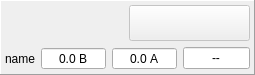
This is zrm/zrmchannelmimimal.ui in dostapazov/powermon_v4 as Qt 5 draws it before an edit. The edited form follows.
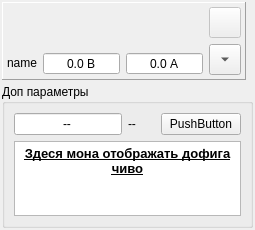
This is the edited form. Icons and pictures are not drawn. Custom widgets are drawn as their Qt base class.

The edit to the form file:
```diff
--- a/zrm/zrmchannelmimimal.ui
+++ b/zrm/zrmchannelmimimal.ui
@@ -7,11 +7,11 @@
     <x>0</x>
     <y>0</y>
     <width>255</width>
-    <height>75</height>
+    <height>230</height>
    </rect>
   </property>
   <property name="sizePolicy">
-   <sizepolicy hsizetype="Fixed" vsizetype="Fixed">
+   <sizepolicy hsizetype="Maximum" vsizetype="Maximum">
     <horstretch>0</horstretch>
     <verstretch>0</verstretch>
    </sizepolicy>
@@ -21,22 +21,19 @@
   </property>
   <layout class="QVBoxLayout" name="verticalLayout_2">
    <property name="spacing">
-    <number>0</number>
-   </property>
-   <property name="sizeConstraint">
-    <enum>QLayout::SetMinimumSize</enum>
+    <number>4</number>
    </property>
    <property name="leftMargin">
-    <number>0</number>
+    <number>2</number>
    </property>
    <property name="topMargin">
-    <number>0</number>
+    <number>2</number>
    </property>
    <property name="rightMargin">
-    <number>0</number>
+    <number>2</number>
    </property>
    <property name="bottomMargin">
-    <number>0</number>
+    <number>2</number>
    </property>
    <item>
     <widget class="QFrame" name="frame">
@@ -94,47 +91,21 @@
             </property>
            </widget>
           </item>
-          <item>
-           <widget class="QPushButton" name="btStop">
-            <property name="enabled">
-             <bool>false</bool>
-            </property>
-            <property name="sizePolicy">
-             <sizepolicy hsizetype="Preferred" vsizetype="Preferred">
-              <horstretch>0</horstretch>
-              <verstretch>0</verstretch>
-             </sizepolicy>
-            </property>
-            <property name="autoFillBackground">
-             <bool>true</bool>
-            </property>
-            <property name="text">
-             <string/>
-            </property>
-            <property name="icon">
-             <iconset resource="zrm_resource.qrc">
-              <normaloff>:/zrm/icons/stop.png</normaloff>:/zrm/icons/stop.png</iconset>
-            </property>
-            <property name="iconSize">
-             <size>
-              <width>24</width>
-              <height>24</height>
-             </size>
-            </property>
-            <property name="flat">
-             <bool>false</bool>
-            </property>
-           </widget>
-          </item>
          </layout>
         </item>
         <item>
-         <layout class="QHBoxLayout" name="horizontalLayout_2" stretch="0,0,0,0">
+         <layout class="QHBoxLayout" name="horizontalLayout_2" stretch="0,0,0">
           <property name="sizeConstraint">
            <enum>QLayout::SetMinAndMaxSize</enum>
           </property>
           <item>
            <widget class="QLabel" name="name">
+            <property name="sizePolicy">
+             <sizepolicy hsizetype="Fixed" vsizetype="Fixed">
+              <horstretch>0</horstretch>
+              <verstretch>0</verstretch>
+             </sizepolicy>
+            </property>
             <property name="text">
              <string>name</string>
             </property>
@@ -211,31 +182,136 @@
             </property>
            </widget>
           </item>
-          <item>
-           <widget class="QLineEdit" name="ed_time">
-            <property name="sizePolicy">
-             <sizepolicy hsizetype="Maximum" vsizetype="Fixed">
-              <horstretch>0</horstretch>
-              <verstretch>0</verstretch>
-             </sizepolicy>
-            </property>
-            <property name="text">
-             <string>--</string>
-            </property>
-            <property name="maxLength">
-             <number>10</number>
-            </property>
-            <property name="alignment">
-             <set>Qt::AlignCenter</set>
-            </property>
-            <property name="readOnly">
-             <bool>true</bool>
-            </property>
-           </widget>
-          </item>
          </layout>
         </item>
        </layout>
+      </item>
+      <item>
+       <layout class="QVBoxLayout" name="verticalLayout_3">
+        <item>
+         <widget class="QToolButton" name="btStop">
+          <property name="enabled">
+           <bool>false</bool>
+          </property>
+          <property name="sizePolicy">
+           <sizepolicy hsizetype="Maximum" vsizetype="Fixed">
+            <horstretch>0</horstretch>
+            <verstretch>0</verstretch>
+           </sizepolicy>
+          </property>
+          <property name="autoFillBackground">
+           <bool>true</bool>
+          </property>
+          <property name="text">
+           <string/>
+          </property>
+          <property name="icon">
+           <iconset resource="zrm_resource.qrc">
+            <normaloff>:/zrm/icons/stop.png</normaloff>:/zrm/icons/stop.png</iconset>
+          </property>
+          <property name="iconSize">
+           <size>
+            <width>24</width>
+            <height>24</height>
+           </size>
+          </property>
+         </widget>
+        </item>
+        <item>
+         <widget class="QToolButton" name="bExpand">
+          <property name="sizePolicy">
+           <sizepolicy hsizetype="Maximum" vsizetype="Fixed">
+            <horstretch>0</horstretch>
+            <verstretch>0</verstretch>
+           </sizepolicy>
+          </property>
+          <property name="text">
+           <string>PushButton</string>
+          </property>
+          <property name="iconSize">
+           <size>
+            <width>24</width>
+            <height>24</height>
+           </size>
+          </property>
+          <property name="checkable">
+           <bool>true</bool>
+          </property>
+          <property name="checked">
+           <bool>false</bool>
+          </property>
+          <property name="arrowType">
+           <enum>Qt::DownArrow</enum>
+          </property>
+         </widget>
+        </item>
+       </layout>
+      </item>
+     </layout>
+    </widget>
+   </item>
+   <item>
+    <widget class="QGroupBox" name="extraPanel">
+     <property name="title">
+      <string>Доп параметры</string>
+     </property>
+     <layout class="QVBoxLayout" name="verticalLayout_4">
+      <item>
+       <layout class="QHBoxLayout" name="horizontalLayout_4">
+        <item>
+         <widget class="QLineEdit" name="ed_time">
+          <property name="sizePolicy">
+           <sizepolicy hsizetype="Fixed" vsizetype="Fixed">
+            <horstretch>0</horstretch>
+            <verstretch>0</verstretch>
+           </sizepolicy>
+          </property>
+          <property name="text">
+           <string>--</string>
+          </property>
+          <property name="maxLength">
+           <number>10</number>
+          </property>
+          <property name="alignment">
+           <set>Qt::AlignCenter</set>
+          </property>
+          <property name="readOnly">
+           <bool>true</bool>
+          </property>
+         </widget>
+        </item>
+        <item>
+         <widget class="QLabel" name="lbStageNum">
+          <property name="text">
+           <string>--</string>
+          </property>
+         </widget>
+        </item>
+        <item>
+         <widget class="QPushButton" name="pushButton">
+          <property name="text">
+           <string>PushButton</string>
+          </property>
+         </widget>
+        </item>
+       </layout>
+      </item>
+      <item>
+       <widget class="QTextBrowser" name="textBrowser">
+        <property name="sizePolicy">
+         <sizepolicy hsizetype="Expanding" vsizetype="Maximum">
+          <horstretch>0</horstretch>
+          <verstretch>0</verstretch>
+         </sizepolicy>
+        </property>
+        <property name="html">
+         <string>&lt;!DOCTYPE HTML PUBLIC &quot;-//W3C//DTD HTML 4.0//EN&quot; &quot;http://www.w3.org/TR/REC-html40/strict.dtd&quot;&gt;
+&lt;html&gt;&lt;head&gt;&lt;meta name=&quot;qrichtext&quot; content=&quot;1&quot; /&gt;&lt;meta charset=&quot;utf-8&quot; /&gt;&lt;style type=&quot;text/css&quot;&gt;
+p, li { white-space: pre-wrap; }
+&lt;/style&gt;&lt;/head&gt;&lt;body style=&quot; font-family:'Ubuntu'; font-size:10pt; font-weight:400; font-style:normal;&quot;&gt;
+&lt;p align=&quot;center&quot; style=&quot; margin-top:0px; margin-bottom:0px; margin-left:0px; margin-right:0px; -qt-block-indent:0; text-indent:0px;&quot;&gt;&lt;span style=&quot; font-weight:700; text-decoration: underline;&quot;&gt;Здеся мона отображать дофига чиво&lt;/span&gt;&lt;/p&gt;&lt;/body&gt;&lt;/html&gt;</string>
+        </property>
+       </widget>
       </item>
      </layout>
     </widget>
```
